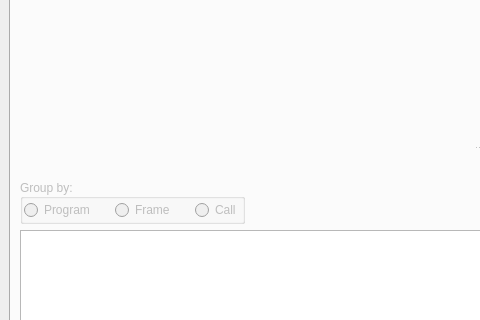
This is gui/ui/backendprofile.ui in trtt/apitrace as Qt 5 draws it before an edit; both pictures show x 0 to 480 and y 297 to 617 of the 965 by 739 pixel window. The edited form follows.
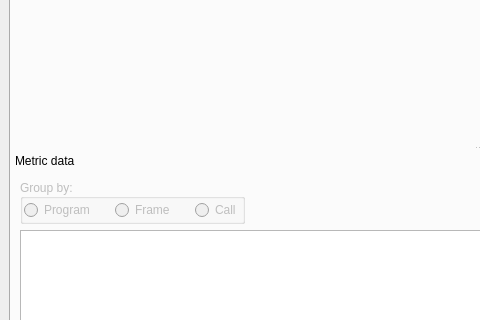
This is the edited form.

Diff of the .ui file:
```diff
--- a/gui/ui/backendprofile.ui
+++ b/gui/ui/backendprofile.ui
@@ -23,6 +23,9 @@
    <layout class="QGridLayout" name="gridLayout">
     <item row="0" column="0">
      <widget class="QTabWidget" name="tabWidget">
+      <property name="enabled">
+       <bool>true</bool>
+      </property>
       <property name="sizePolicy">
        <sizepolicy hsizetype="Expanding" vsizetype="Expanding">
         <horstretch>0</horstretch>
@@ -82,7 +85,7 @@
         </item>
        </layout>
       </widget>
-      <widget class="QMainWindow" name="callTab">
+      <widget class="QMainWindow" name="callGraphTab">
        <attribute name="title">
         <string>Draw calls</string>
        </attribute>
@@ -106,6 +109,9 @@
         <property name="allowedAreas">
          <set>Qt::BottomDockWidgetArea</set>
         </property>
+        <property name="windowTitle">
+         <string>Metric data</string>
+        </property>
         <attribute name="dockWidgetArea">
          <number>8</number>
         </attribute>
```
Left out of the diff: 7 changed lines with no effect on the pictures.
